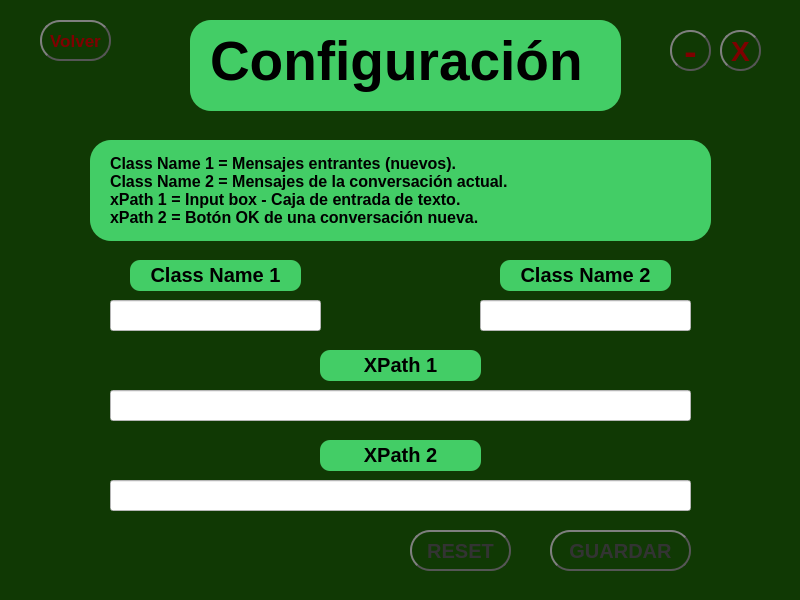
Before: the Qt Designer form ui/config_selenium.ui in SASOFTCO/ChatBot_WhatsApp, drawn with Qt 5.
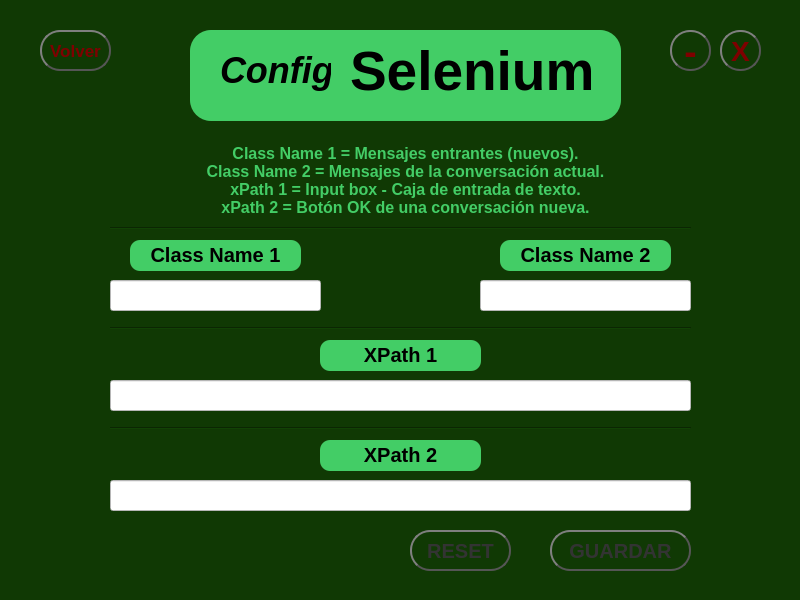
After: the same form once the commit is applied.

What changed in the file:
```diff
--- a/ui/config_selenium.ui
+++ b/ui/config_selenium.ui
@@ -39,7 +39,7 @@
     <property name="geometry">
      <rect>
       <x>190</x>
-      <y>20</y>
+      <y>30</y>
       <width>431</width>
       <height>91</height>
      </rect>
@@ -54,12 +54,12 @@
     <property name="frameShadow">
      <enum>QFrame::Raised</enum>
     </property>
-    <widget class="QLabel" name="configLabel">
+    <widget class="QLabel" name="configLabel_2">
      <property name="geometry">
       <rect>
-       <x>20</x>
+       <x>160</x>
        <y>0</y>
-       <width>401</width>
+       <width>241</width>
        <height>81</height>
       </rect>
      </property>
@@ -74,7 +74,32 @@
       <string notr="true"/>
      </property>
      <property name="text">
-      <string>Configuración</string>
+      <string>Selenium</string>
+     </property>
+    </widget>
+    <widget class="QLabel" name="configLabel">
+     <property name="geometry">
+      <rect>
+       <x>30</x>
+       <y>0</y>
+       <width>111</width>
+       <height>81</height>
+      </rect>
+     </property>
+     <property name="font">
+      <font>
+       <pointsize>27</pointsize>
+       <weight>75</weight>
+       <italic>true</italic>
+       <bold>true</bold>
+       <underline>false</underline>
+      </font>
+     </property>
+     <property name="styleSheet">
+      <string notr="true"/>
+     </property>
+     <property name="text">
+      <string>Config</string>
      </property>
     </widget>
    </widget>
@@ -82,7 +107,7 @@
     <property name="geometry">
      <rect>
       <x>40</x>
-      <y>20</y>
+      <y>30</y>
       <width>71</width>
       <height>41</height>
      </rect>
@@ -126,51 +151,11 @@
      <string>Volver</string>
     </property>
    </widget>
-   <widget class="QFrame" name="frame_2">
-    <property name="geometry">
-     <rect>
-      <x>90</x>
-      <y>140</y>
-      <width>621</width>
-      <height>101</height>
-     </rect>
-    </property>
-    <property name="styleSheet">
-     <string notr="true">background-color: rgb(67, 205, 102);
-border-radius: 21px;</string>
-    </property>
-    <property name="frameShape">
-     <enum>QFrame::StyledPanel</enum>
-    </property>
-    <property name="frameShadow">
-     <enum>QFrame::Raised</enum>
-    </property>
-    <widget class="QLabel" name="descripLabel">
-     <property name="geometry">
-      <rect>
-       <x>20</x>
-       <y>0</y>
-       <width>531</width>
-       <height>101</height>
-      </rect>
-     </property>
-     <property name="font">
-      <font>
-       <pointsize>12</pointsize>
-       <weight>75</weight>
-       <bold>true</bold>
-      </font>
-     </property>
-     <property name="text">
-      <string>&lt;html&gt;&lt;head/&gt;&lt;body&gt;&lt;p&gt;&lt;span style=&quot; font-weight:600;&quot;&gt;Class Name 1 &lt;/span&gt;= Mensajes entrantes (nuevos).&lt;br/&gt;&lt;span style=&quot; font-weight:600;&quot;&gt;Class Name 2 &lt;/span&gt;= Mensajes de la conversación actual.&lt;br/&gt;&lt;span style=&quot; font-weight:600;&quot;&gt;xPath 1 &lt;/span&gt;= Input box - Caja de entrada de texto.&lt;br/&gt;&lt;span style=&quot; font-weight:600;&quot;&gt;xPath 2 &lt;/span&gt;= Botón OK de una conversación nueva.&lt;/p&gt;&lt;/body&gt;&lt;/html&gt;</string>
-     </property>
-    </widget>
-   </widget>
    <widget class="QLabel" name="class1Label">
     <property name="geometry">
      <rect>
       <x>130</x>
-      <y>260</y>
+      <y>240</y>
       <width>171</width>
       <height>31</height>
      </rect>
@@ -198,7 +183,7 @@
     <property name="geometry">
      <rect>
       <x>500</x>
-      <y>260</y>
+      <y>240</y>
       <width>171</width>
       <height>31</height>
      </rect>
@@ -226,7 +211,7 @@
     <property name="geometry">
      <rect>
       <x>110</x>
-      <y>300</y>
+      <y>280</y>
       <width>211</width>
       <height>31</height>
      </rect>
@@ -252,7 +237,7 @@
     <property name="geometry">
      <rect>
       <x>480</x>
-      <y>300</y>
+      <y>280</y>
       <width>211</width>
       <height>31</height>
      </rect>
@@ -275,7 +260,7 @@
     <property name="geometry">
      <rect>
       <x>320</x>
-      <y>350</y>
+      <y>340</y>
       <width>161</width>
       <height>31</height>
      </rect>
@@ -331,7 +316,7 @@
     <property name="geometry">
      <rect>
       <x>110</x>
-      <y>390</y>
+      <y>380</y>
       <width>581</width>
       <height>31</height>
      </rect>
@@ -573,6 +558,68 @@
      <string>-</string>
     </property>
    </widget>
+   <widget class="QLabel" name="descripLabel">
+    <property name="geometry">
+     <rect>
+      <x>190</x>
+      <y>140</y>
+      <width>431</width>
+      <height>81</height>
+     </rect>
+    </property>
+    <property name="font">
+     <font>
+      <pointsize>12</pointsize>
+      <weight>75</weight>
+      <bold>true</bold>
+     </font>
+    </property>
+    <property name="styleSheet">
+     <string notr="true">color: rgb(67, 205, 102);</string>
+    </property>
+    <property name="text">
+     <string>&lt;html&gt;&lt;head/&gt;&lt;body&gt;&lt;p align=&quot;center&quot;&gt;Class Name 1 = Mensajes entrantes (nuevos).&lt;br/&gt;Class Name 2 = Mensajes de la conversación actual.&lt;br/&gt;xPath 1 = Input box - Caja de entrada de texto.&lt;br/&gt;xPath 2 = Botón OK de una conversación nueva.&lt;/p&gt;&lt;/body&gt;&lt;/html&gt;</string>
+    </property>
+   </widget>
+   <widget class="Line" name="line">
+    <property name="geometry">
+     <rect>
+      <x>110</x>
+      <y>320</y>
+      <width>581</width>
+      <height>16</height>
+     </rect>
+    </property>
+    <property name="orientation">
+     <enum>Qt::Horizontal</enum>
+    </property>
+   </widget>
+   <widget class="Line" name="line_2">
+    <property name="geometry">
+     <rect>
+      <x>110</x>
+      <y>420</y>
+      <width>581</width>
+      <height>16</height>
+     </rect>
+    </property>
+    <property name="orientation">
+     <enum>Qt::Horizontal</enum>
+    </property>
+   </widget>
+   <widget class="Line" name="line_3">
+    <property name="geometry">
+     <rect>
+      <x>110</x>
+      <y>220</y>
+      <width>581</width>
+      <height>16</height>
+     </rect>
+    </property>
+    <property name="orientation">
+     <enum>Qt::Horizontal</enum>
+    </property>
+   </widget>
   </widget>
   <widget class="QMenuBar" name="menubar">
    <property name="geometry">
```
